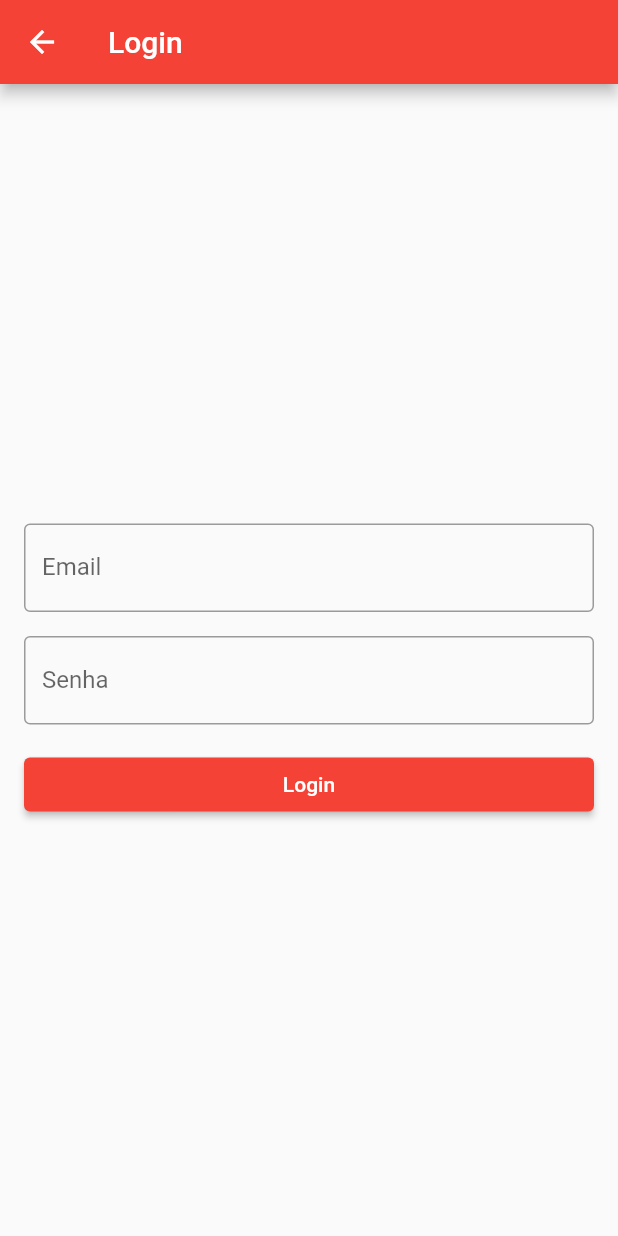
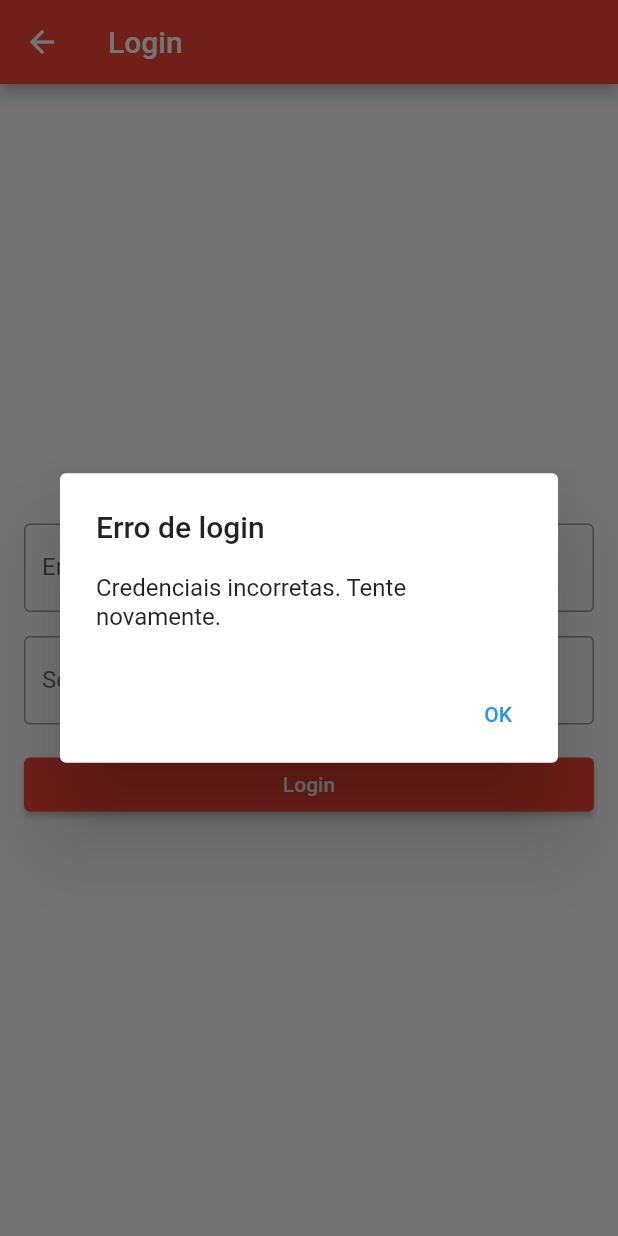
Before and after one commit to Betalha/hotel-reservation, a Flutter app: the PaginaLogin screen opened directly, after a tap on "Login", on a phone screen of 412 x 824 dp. Run offline on Flutter 3.47's test engine with Material 2 defaults, Android fonts, the phone set to English and light mode, and no system bars.

Commit message:
Criei classe usuario e verificacao na classe cadastro e login

```diff
--- /dev/null
+++ b/lib/User.dart
@@ -0,0 +1,11 @@
+class User {
+  final String name;
+  final String email;
+  final String password;
+
+  User({
+    required this.name,
+    required this.email,
+    required this.password,
+  });
+}
--- a/lib/login.dart
+++ b/lib/login.dart
@@ -1,12 +1,15 @@
 import 'package:flutter/material.dart';
+import 'package:hotel/main.dart';
 import 'room_list_screen.dart'; // Importe o arquivo da tela de quartos
+import 'User.dart';
 
 class PaginaLogin extends StatelessWidget {
   final TextEditingController emailController = TextEditingController();
   final TextEditingController passwordController = TextEditingController();
 
-  final String emailUsuario = "emailusuario@gmail.com";
-  final String senhaUsuario = "123456789";
+  final String nomeUsuario = "Error";
+  final String emailUsuario = "Error";
+  final String senhaUsuario = "Error";
   @override
   Widget build(BuildContext context) {
     return Scaffold(
@@ -45,12 +48,40 @@ class PaginaLogin extends StatelessWidget {
                 String email = emailController.text;
                 String senha = passwordController.text;
 
-                if (email == emailUsuario && senha == senhaUsuario) {
+                User achouUser = users.firstWhere(
+                    (user) => user.email == email && user.password == senha,
+                    orElse: () => User(
+                        name: nomeUsuario,
+                        email: emailUsuario,
+                        password: senhaUsuario));
+
+                if (achouUser.name != nomeUsuario) {
                   Navigator.push(
                     context,
                     MaterialPageRoute(
                       builder: (context) => RoomListScreen(),
                     ),
+                  );
+                } else {
+                  // Credenciais incorretas, exiba uma mensagem de erro
+                  showDialog(
+                    context: context,
+                    builder: (context) {
+                      return AlertDialog(
+                        title: Text('Erro de login'),
+                        content:
+                            Text('Credenciais incorretas. Tente novamente.'),
+                        actions: [
+                          TextButton(
+                            onPressed: () {
+                              Navigator.of(context)
+                                  .pop(); // Fecha o AlertDialog
+                            },
+                            child: Text('OK'),
+                          ),
+                        ],
+                      );
+                    },
                   );
                 }
 
--- a/lib/main.dart
+++ b/lib/main.dart
@@ -2,10 +2,13 @@ import 'package:flutter/material.dart';
 //import 'room_list_screen.dart'; // Importe o arquivo da tela de quartos
 import 'cadastro.dart';
 import 'login.dart';
+import 'User.dart';
 
 void main() {
   runApp(MyApp());
 }
+
+List<User> users = [];
 
 class MyApp extends StatelessWidget {
   @override
```
Also changed, not shown: lib/cadastro.dart (+25 -0 lines), lib/room_list_screen.dart (+9 -4 lines).
